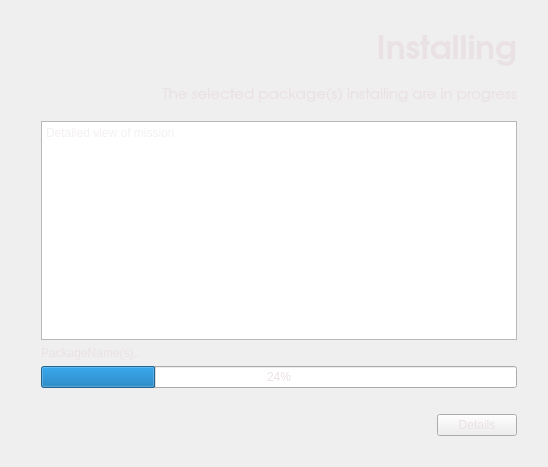
Before: the Qt Designer form modules_uic/installprogress.ui in hmikihth/package-wizard, drawn with Qt 5.
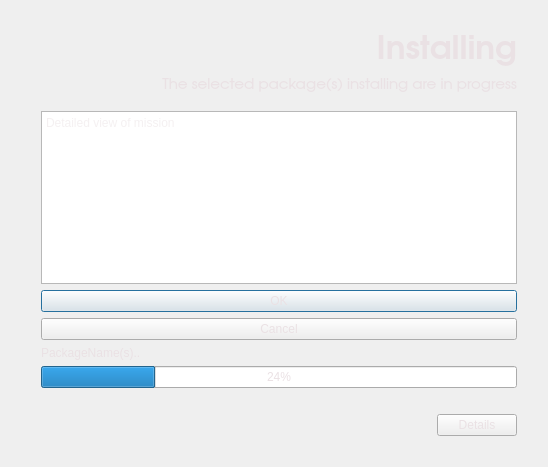
After: the same form once the commit is applied.

Commit message: Added allow buttons to progress

The edit to the form file:
```diff
--- a/modules_uic/installprogress.ui
+++ b/modules_uic/installprogress.ui
@@ -39,6 +39,22 @@
        </property>
       </widget>
      </item>
+     <item>
+      <widget class="QDialogButtonBox" name="yesnoinstallButtons">
+       <property name="sizePolicy">
+        <sizepolicy hsizetype="Preferred" vsizetype="Fixed">
+         <horstretch>0</horstretch>
+         <verstretch>0</verstretch>
+        </sizepolicy>
+       </property>
+       <property name="orientation">
+        <enum>Qt::Vertical</enum>
+       </property>
+       <property name="standardButtons">
+        <set>QDialogButtonBox::Cancel|QDialogButtonBox::Ok</set>
+       </property>
+      </widget>
+     </item>
      <item>
       <widget class="QLabel" name="label_2">
        <property name="text">
```
Left out of the diff: 260 changed lines with no effect on the pictures.
